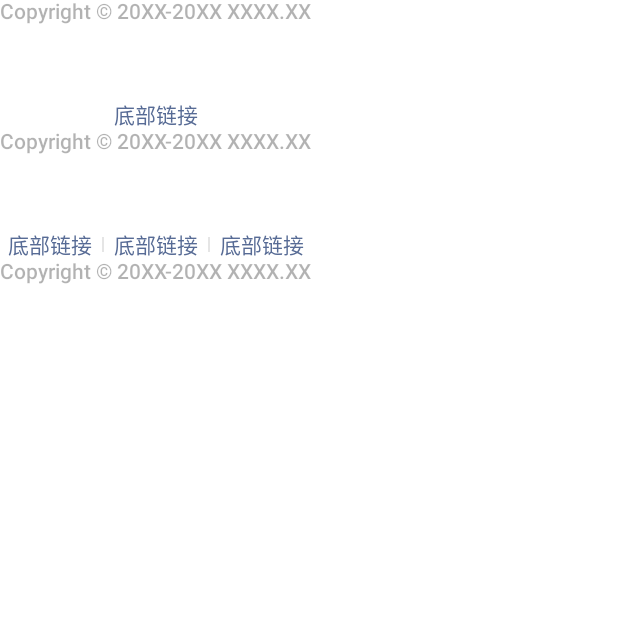
After one commit to ouyangsl/weui-compose, an Android app built with Jetpack Compose: the composable FooterSampleScreen shown on its own in the app's theme, on a phone screen of 412 x 824 dp, the top half of it. The commit adds this screen. Run offline under Robolectric (Android 15) with nearby library versions, the phone set to English and light mode, and no system bars.

Commit message:
添加 Footer

```diff
--- /dev/null
+++ b/common/src/commonMain/kotlin/weui/components/footer/Footer.kt
@@ -0,0 +1,58 @@
+package weui.components.footer
+
+import androidx.compose.foundation.background
+import androidx.compose.foundation.clickable
+import androidx.compose.foundation.interaction.MutableInteractionSource
+import androidx.compose.foundation.layout.*
+import androidx.compose.foundation.text.BasicText
+import androidx.compose.runtime.Composable
+import androidx.compose.runtime.remember
+import androidx.compose.ui.Alignment
+import androidx.compose.ui.Modifier
+import androidx.compose.ui.unit.dp
+import weui.theme.WeUITheme
+
+/**
+ * 页脚
+ */
+@Composable
+fun Footer(
+    desc: String,
+    modifier: Modifier = Modifier,
+    links: List<Pair<String, String>> = listOf(),
+    onLinkClick: ((Pair<String, String>) -> Unit)? = null
+) {
+    Column(
+        horizontalAlignment = Alignment.CenterHorizontally, modifier = modifier
+    ) {
+        if (links.isNotEmpty()) {
+            Row(
+                horizontalArrangement = Arrangement.spacedBy(1.dp),
+                verticalAlignment = Alignment.CenterVertically
+            ) {
+                for ((index, link) in links.withIndex()) {
+                    BasicText(
+                        text = link.first,
+                        style = WeUITheme.typography.desc.copy(
+                            color = WeUITheme.colors.link
+                        ),
+                        modifier = Modifier.clickable(
+                            interactionSource = remember { MutableInteractionSource() },
+                            indication = null,
+                            enabled = onLinkClick != null,
+                            onClick = { onLinkClick?.invoke(link) }
+                        ).padding(horizontal = 5.dp)
+                    )
+
+                    if (index < links.lastIndex) {
+                        Box(modifier = Modifier.size(1.dp, 10.dp).background(WeUITheme.colors.divider))
+                    }
+                }
+            }
+        }
+
+        BasicText(
+            text = desc, style = WeUITheme.typography.desc
+        )
+    }
+}
--- a/common/src/commonMain/kotlin/weui/sample/App.kt
+++ b/common/src/commonMain/kotlin/weui/sample/App.kt
@@ -21,6 +21,7 @@ fun App() {
     val platformName = getPlatformName()
 
     var selected by remember { mutableStateOf<Menu?>(null) }
+//    var selected by remember { mutableStateOf<Menu?>(Menu.Footer) }
 
     WeUITheme {
         Row(
--- a/common/src/commonMain/kotlin/weui/sample/Menu.kt
+++ b/common/src/commonMain/kotlin/weui/sample/Menu.kt
@@ -37,7 +37,7 @@ enum class Menu(
     Article(title = "文章", available = false),
     Badge(title = "徽章", available = false),
     Flex(title = "Flex布局", available = false),
-    Footer(title = "页脚", available = false),
+    Footer(title = "页脚", available = true),
     Gallery(title = "图册", available = false),
     Grid(title = "九宫格", available = false),
     Icons(title = "图标", available = false),
--- a/common/src/commonMain/kotlin/weui/sample/SampleScreen.kt
+++ b/common/src/commonMain/kotlin/weui/sample/SampleScreen.kt
@@ -9,6 +9,7 @@ import androidx.compose.ui.unit.dp
 import weui.sample.button.ButtonSampleScreen
 import weui.sample.dialog.DialogSampleScreen
 import weui.sample.dialog.TopTipsSampleScreen
+import weui.sample.footer.FooterSampleScreen
 import weui.sample.progress.ProgressSampleScreen
 
 /**
@@ -25,6 +26,7 @@ fun SampleScreen(
         when (menu) {
             Menu.Button -> ButtonSampleScreen(sampleModifier)
             Menu.Progress -> ProgressSampleScreen(sampleModifier)
+            Menu.Footer -> FooterSampleScreen(sampleModifier)
             Menu.Dialog -> DialogSampleScreen(sampleModifier)
             Menu.TopTips -> TopTipsSampleScreen(sampleModifier)
             null -> NullSampleScreen(sampleModifier)
--- /dev/null
+++ b/common/src/commonMain/kotlin/weui/sample/footer/FooterSampleScreen.kt
@@ -0,0 +1,67 @@
+package weui.sample.footer
+
+import androidx.compose.foundation.layout.Arrangement
+import androidx.compose.foundation.layout.Column
+import androidx.compose.runtime.*
+import androidx.compose.ui.Alignment
+import androidx.compose.ui.Modifier
+import androidx.compose.ui.unit.dp
+import kotlinx.coroutines.delay
+import weui.components.dialog.TopTips
+import weui.components.footer.Footer
+
+@Composable
+fun FooterSampleScreen(
+    modifier: Modifier = Modifier
+) {
+    var isShowTips by remember { mutableStateOf(false) }
+    var tips by remember { mutableStateOf("") }
+
+    val desc = "Copyright © 20XX-20XX XXXX.XX"
+    val links = listOf(
+        "底部链接" to "www.www.www",
+        "底部链接" to "www.www.www",
+        "底部链接" to "www.www.www"
+    )
+
+    LaunchedEffect(isShowTips) {
+        if (isShowTips) {
+            delay(1000)
+
+            isShowTips = false
+        }
+    }
+
+    Column(
+        verticalArrangement = Arrangement.spacedBy(
+            space = 50.dp,
+            alignment = Alignment.CenterVertically
+        ),
+        horizontalAlignment = Alignment.CenterHorizontally,
+        modifier = modifier
+    ) {
+        Footer(desc = desc)
+
+        Footer(
+            desc = desc,
+            links = links.take(1),
+            onLinkClick = {
+                tips = it.toString()
+                isShowTips = true
+            }
+        )
+
+        Footer(
+            desc = desc,
+            links = links,
+            onLinkClick = {
+                tips = it.toString()
+                isShowTips = true
+            }
+        )
+    }
+
+    if (isShowTips) {
+        TopTips(text = tips)
+    }
+}
```
